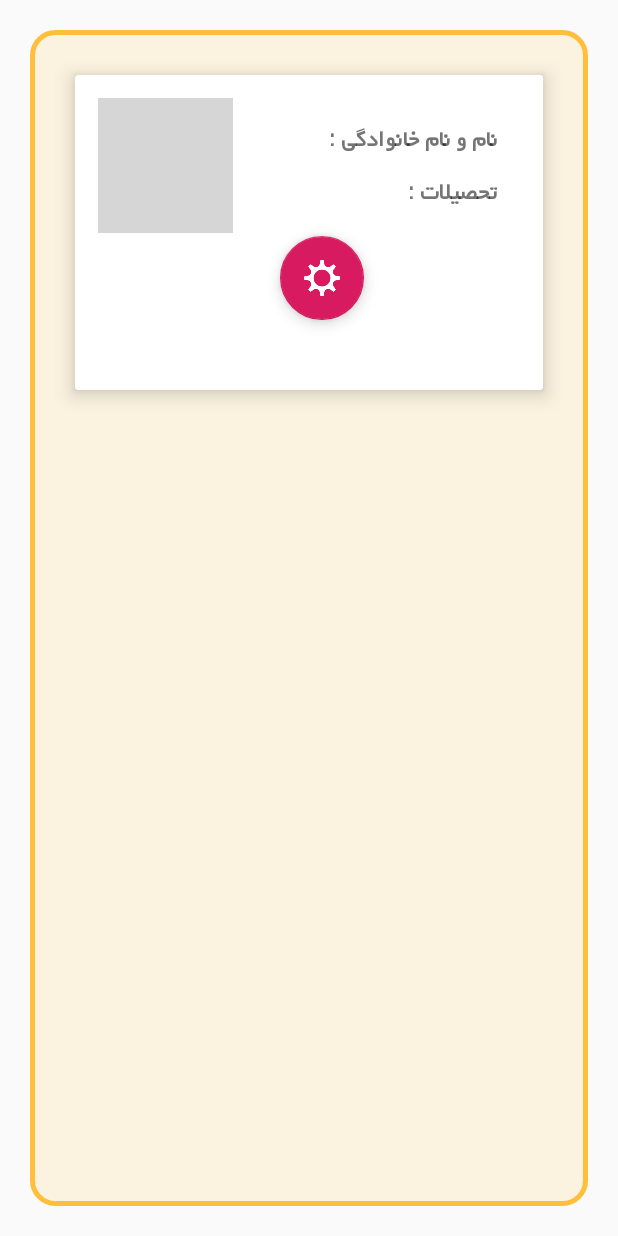
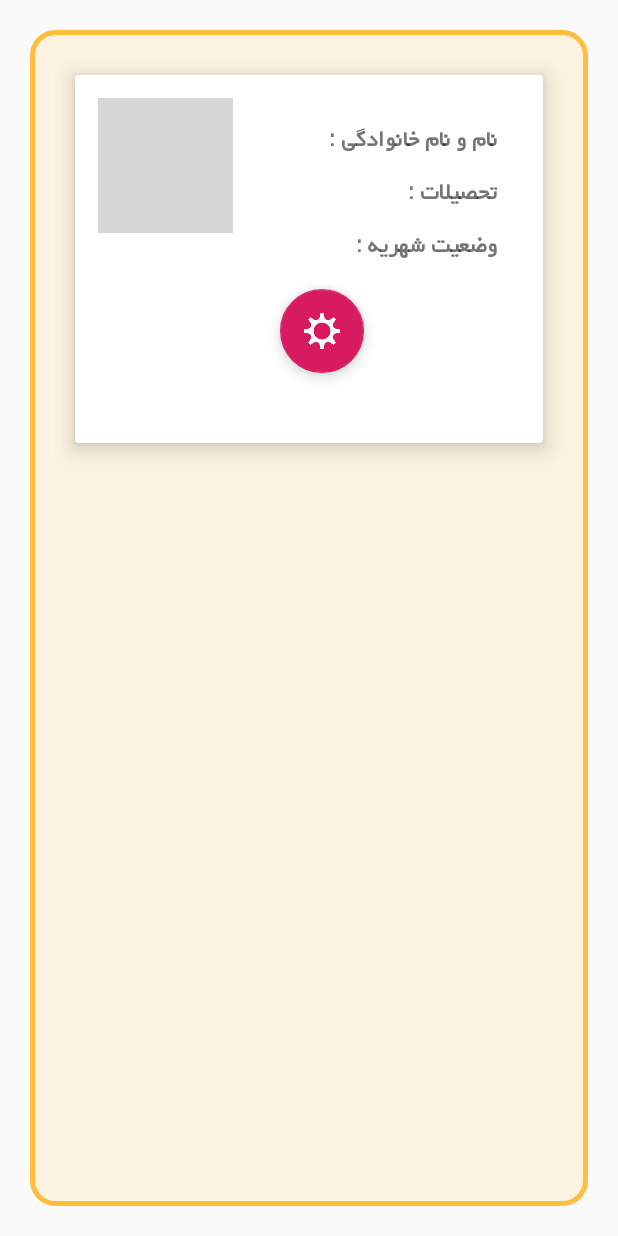
Before and after one commit to rohanimorteza/BottomNavigationTemplate, an Android app: the layout fragment_std_detail.xml on its own in the app's theme, with its tools: preview values and no code run, on a phone screen of 412 x 824 dp. Run offline under Robolectric (Android 15) with nearby library versions, the phone set to English and light mode, and no system bars; grey boxes are pictures that could not be loaded.

Commit message:
022 Added computing of Student's Debt

```diff
--- a/app/src/main/java/com/example/mortrza/mybottomnavigationtemplate/FRAGMENTS/FragmentStudentDetail.java
+++ b/app/src/main/java/com/example/mortrza/mybottomnavigationtemplate/FRAGMENTS/FragmentStudentDetail.java
@@ -41,7 +41,7 @@ public class FragmentStudentDetail extends Fragment {
     static String CrsId;
     ImageView stdimg;
     Student student;
-    TextView name,edu;
+    TextView name,edu,debt;
     static Context c;
     static String stdId;
     TabLayout tabLayout;
@@ -67,6 +67,7 @@ public class FragmentStudentDetail extends Fragment {
         student = new Student();
         name = view.findViewById(R.id.txt_frg_detail_name);
         edu = view.findViewById(R.id.txt_frg_detail_edu);
+        debt = view.findViewById(R.id.txt_frg_detail_debt);
         stdimg =  view.findViewById(R.id.img_frg_detail_avatar);
         setting = view.findViewById(R.id.fab_detail_std);
         tabLayout = view.findViewById(R.id.tabs_in_detail_std_frg);
@@ -93,6 +94,8 @@ public class FragmentStudentDetail extends Fragment {
         dbHandler dbh = new dbHandler(getContext());
         dbh.open();
         student = dbh.displayStudent(stdId);
+        debt.setText("وضعیت بدهی : "+dbh.Debt(stdId));
+
         dbh.close();
 
         byte[] p = student.getImg();
@@ -101,6 +104,7 @@ public class FragmentStudentDetail extends Fragment {
 
         name.setText(name.getText().toString()+" "+student.getName());
         edu.setText(edu.getText().toString()+" "+student.getEducation());
+
 
         setting.setOnClickListener(new View.OnClickListener() {
             @Override
--- a/app/src/main/res/layout/fragment_std_detail.xml
+++ b/app/src/main/res/layout/fragment_std_detail.xml
@@ -52,6 +52,16 @@
                     android:fontFamily="@font/yekan"
                     android:text="تحصیلات :"
                     />
+                <TextView
+                    android:id="@+id/txt_frg_detail_debt"
+                    android:layout_marginTop="10dp"
+                    android:textStyle="bold"
+                    android:textSize="18dp"
+                    android:layout_width="match_parent"
+                    android:layout_height="wrap_content"
+                    android:fontFamily="@font/yekan"
+                    android:text="وضعیت شهریه :"
+                    />
 
                 <android.support.design.widget.FloatingActionButton
                     android:id="@+id/fab_detail_std"
```
Also changed, not shown: app/src/main/java/com/example/mortrza/mybottomnavigationtemplate/dbHandler.java (+9 -0 lines).
